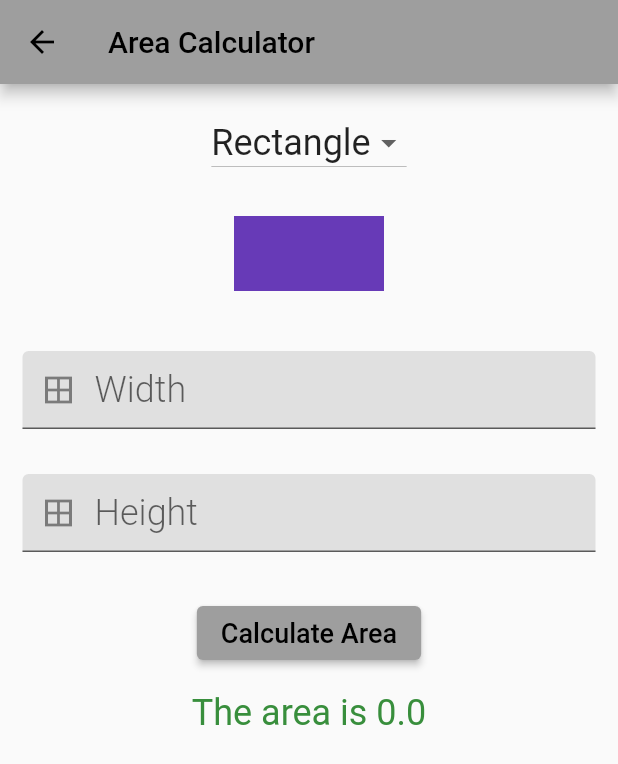
After one commit to konradbachusz/learning_flutter, a Flutter app: the AreaCalculatorScreen screen opened directly, after a tap on "Calculate Area", on a phone screen of 412 x 824 dp. The commit adds this screen. Shown: the top 764 px of the screen. Run offline on Flutter 3.47's test engine with Material 2 defaults, Android fonts, the phone set to English and light mode, and no system bars; our stand-ins replace shared_preferences; accounts and stored records are empty.

Commit message:
Added area calculator

```diff
--- /dev/null
+++ b/flutter_application_1/lib/screens/area_calculator_screen.dart
@@ -0,0 +1,207 @@
+import 'package:flutter/material.dart';
+
+void main() => runApp(AreaCalculatorScreen());
+
+class AreaCalculatorScreen extends StatelessWidget {
+  @override
+  Widget build(BuildContext context) {
+    return Scaffold(
+      appBar: AppBar(
+        title: Text('Area Calculator'),
+      ),
+      body: AreaCalculator(),
+    );
+  }
+}
+
+class AreaCalculator extends StatefulWidget {
+  @override
+  _AreaCalculatorState createState() => _AreaCalculatorState();
+}
+
+class _AreaCalculatorState extends State<AreaCalculator> {
+  List<String> shapes = ['Rectangle', 'Triangle'];
+  String currentShape = '';
+  String result = '0';
+  double width = 0;
+  double height = 0;
+
+  final TextEditingController widthController = TextEditingController();
+  final TextEditingController heightController = TextEditingController();
+
+  @override
+  void initState() {
+    super.initState();
+    result = '0';
+    currentShape = 'Rectangle';
+    widthController.addListener(updateWidth);
+    heightController.addListener(updateHeight);
+  }
+
+  @override
+  Widget build(BuildContext context) {
+    return Container(
+        margin: EdgeInsets.only(top: 15.0),
+        child: Column(
+          children: <Widget>[
+            //dropdown
+            DropdownButton<String>(
+                value: currentShape,
+                items: shapes.map((String value) {
+                  return new DropdownMenuItem<String>(
+                    value: value,
+                    child: Text(
+                      value,
+                      style: TextStyle(fontSize: 24.0),
+                    ),
+                  );
+                }).toList(),
+                onChanged: (shape) {
+                  setState(() {
+                    currentShape = shape ?? 'Rectangle';
+                  });
+                }),
+            //shape
+            ShapeContainer(currentShape),
+            //width
+            AreaTextField(widthController, 'Width'),
+            //height
+            AreaTextField(heightController, 'Height'),
+            Container(
+              margin: EdgeInsets.all(15.0),
+              child: ElevatedButton(
+                child: Text(
+                  'Calculate Area',
+                  style: TextStyle(fontSize: 18.0),
+                ),
+                onPressed: calculateArea,
+              ),
+            ),
+            Text(
+              result,
+              style: TextStyle(
+                fontSize: 24.0,
+                color: Colors.green[700],
+              ),
+            ),
+          ],
+        ));
+  }
+
+  void calculateArea() {
+    double area;
+
+    if (currentShape == 'Rectangle') {
+      area = width * height;
+    } else if (currentShape == 'Triangle') {
+      area = width * height / 2;
+    } else {
+      area = 0;
+    }
+    setState(() {
+      result = 'The area is ' + area.toString();
+    });
+  }
+
+  void updateWidth() {
+    setState(() {
+      if (widthController.text != '') {
+        width = double.parse(widthController.text);
+      } else {
+        width = 0;
+      }
+    });
+  }
+
+  void updateHeight() {
+    setState(() {
+      if (heightController.text != '') {
+        height = double.parse(heightController.text);
+      } else {
+        height = 0;
+      }
+    });
+  }
+}
+
+class AreaTextField extends StatelessWidget {
+  AreaTextField(this.controller, this.hint);
+
+  final TextEditingController controller;
+  final String hint;
+
+  @override
+  Widget build(BuildContext context) {
+    return Container(
+        margin: EdgeInsets.all(15.0),
+        child: TextField(
+          controller: controller,
+          keyboardType: TextInputType.number,
+          style: TextStyle(
+              color: Colors.green[700],
+              fontWeight: FontWeight.w300,
+              fontSize: 24.0),
+          decoration: InputDecoration(
+            prefixIcon: Icon(Icons.border_all),
+            filled: true,
+            fillColor: Colors.grey[300],
+            hintText: hint,
+          ),
+        ));
+  }
+}
+
+class ShapeContainer extends StatelessWidget {
+  final String shape;
+  const ShapeContainer(this.shape);
+
+  @override
+  Widget build(BuildContext context) {
+    if (shape == 'Triangle') {
+      return CustomPaint(
+        size: Size(100, 100),
+        painter: TrianglePainter(),
+      );
+    } else {
+      return CustomPaint(
+        size: Size(100, 100),
+        painter: RectanglePainter(),
+      );
+    }
+  }
+}
+
+class TrianglePainter extends CustomPainter {
+  @override
+  void paint(Canvas canvas, Size size) {
+    final paint = Paint();
+    paint.color = Colors.deepOrange;
+    var path = Path();
+    path.moveTo(size.width / 2, 0);
+    path.lineTo(size.width, size.height);
+    path.lineTo(0, size.height);
+    path.close();
+    canvas.drawPath(path, paint);
+  }
+
+  @override
+  bool shouldRepaint(covariant CustomPainter oldDelegate) {
+    return true;
+  }
+}
+
+class RectanglePainter extends CustomPainter {
+  @override
+  void paint(Canvas canvas, Size size) {
+    final paint = Paint();
+    paint.color = Colors.deepPurple;
+    Rect rect =
+        Rect.fromLTRB(0, size.height / 4, size.width, size.height / 4 * 3);
+    canvas.drawRect(rect, paint);
+  }
+
+  @override
+  bool shouldRepaint(covariant CustomPainter oldDelegate) {
+    return true;
+  }
+}
--- a/flutter_application_1/lib/shared/menu_drawer.dart
+++ b/flutter_application_1/lib/shared/menu_drawer.dart
@@ -1,9 +1,11 @@
 import 'package:flutter/material.dart';
+import 'package:hello_flutter/screens/area_calculator_screen.dart';
 import '../screens/weather_screen.dart';
 import '../screens/bmi_screen.dart';
 import '../screens/intro_screen.dart';
 import '../screens/sessions_screen.dart';
 import '../screens/cats_screen.dart';
+import '../screens/area_calculator_screen.dart';
 
 class MenuDrawer extends StatelessWidget {
   const MenuDrawer({Key? key}) : super(key: key);
@@ -23,7 +25,8 @@
       'BMI Calculator',
       'Weather',
       'Training',
-      'Orange Container'
+      'Cats screen',
+      'Area Calculator'
     ];
     List<Widget> menuItems = [];
     menuItems.add(DrawerHeader(
@@ -51,8 +54,11 @@
             case 'Training':
               screen = SessionsScreen();
               break;
-            case 'Orange Container':
+            case 'Cats screen':
               screen = CatsScreen();
+              break;
+            case 'Area Calculator':
+              screen = AreaCalculatorScreen();
               break;
           }
           Navigator.of(context).pop();
```
